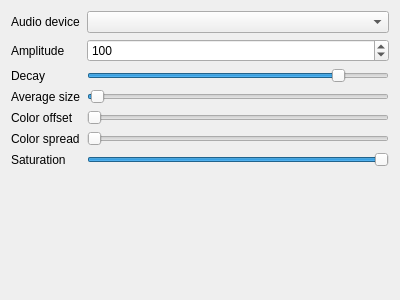
Before: the Qt Designer form Effects/AudioVUMeter/AudioVUMeter.ui in DLdota/OpenRGBEffectsPlugin, drawn with Qt 5.
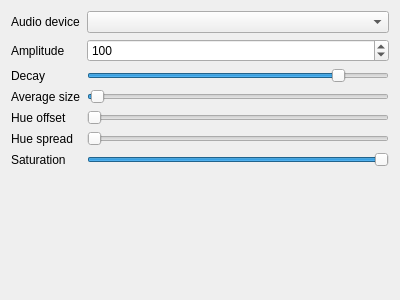
After: the same form once the commit is applied. Custom widgets are drawn as their Qt base class.

```diff
--- a/Effects/AudioVUMeter/AudioVUMeter.ui
+++ b/Effects/AudioVUMeter/AudioVUMeter.ui
@@ -30,7 +30,7 @@
    <item row="4" column="0">
     <widget class="QLabel" name="label_5">
      <property name="text">
-      <string>Color offset</string>
+      <string>Hue offset</string>
      </property>
     </widget>
    </item>
@@ -134,7 +134,7 @@
    <item row="5" column="0">
     <widget class="QLabel" name="label_6">
      <property name="text">
-      <string>Color spread</string>
+      <string>Hue spread</string>
      </property>
     </widget>
    </item>
```
